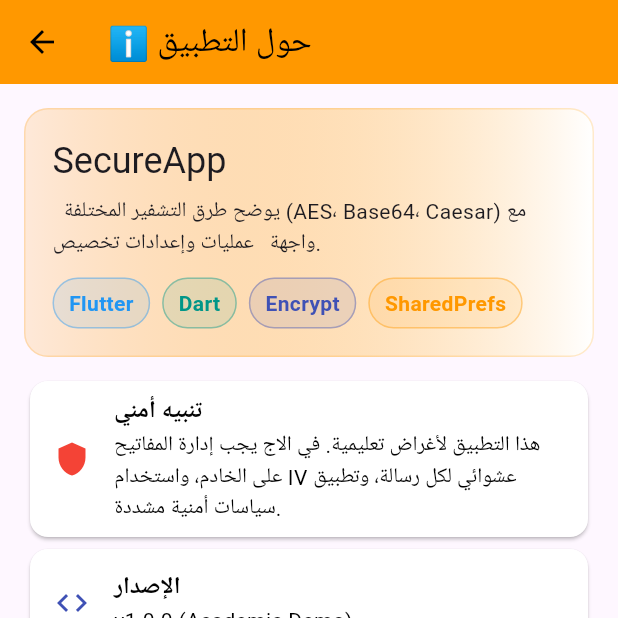
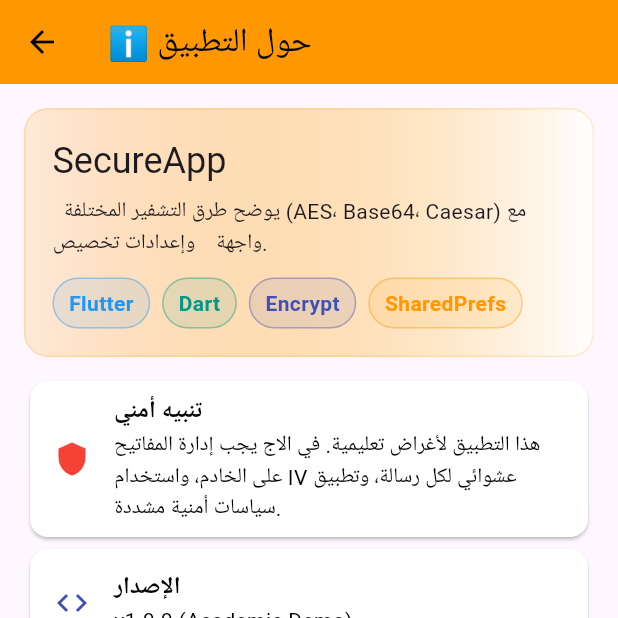
Before and after one commit to hashedalmaswi/my-project, a Flutter app: the AboutPage screen opened directly, on a phone screen of 412 x 824 dp, the top half of it. Run offline on Flutter 3.47's test engine with Material 3 defaults, Android fonts, the phone set to English and light mode, and no system bars; our stand-ins replace shared_preferences; missing offline and left inert: encrypt; accounts and stored records are empty.

```diff
--- a/lib/about_page.dart
+++ b/lib/about_page.dart
@@ -51,7 +51,7 @@ class AboutPage extends StatelessWidget {
                 const SizedBox(height: 8),
                 const Text(
                   '  يوضح طرق التشفير المختلفة (AES، Base64، Caesar) '
-                      'مع واجهة   عمليات وإعدادات تخصيص.',
+                      'مع واجهة    وإعدادات تخصيص.',
                 ),
                 const SizedBox(height: 12),
                 Wrap(
```
